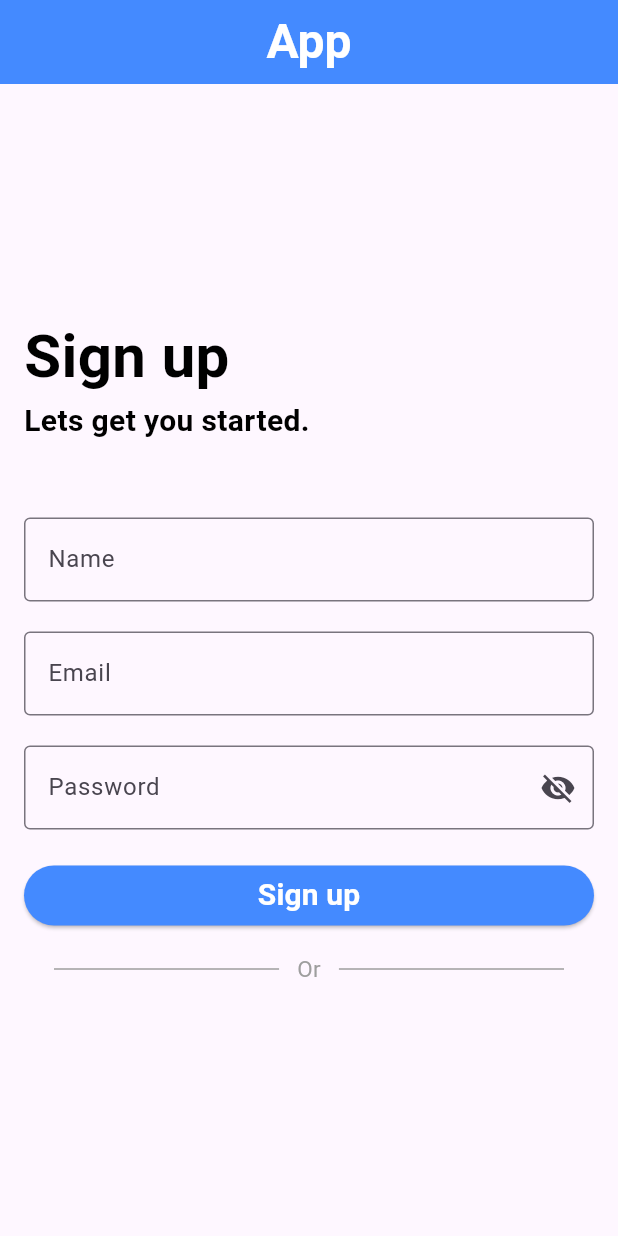
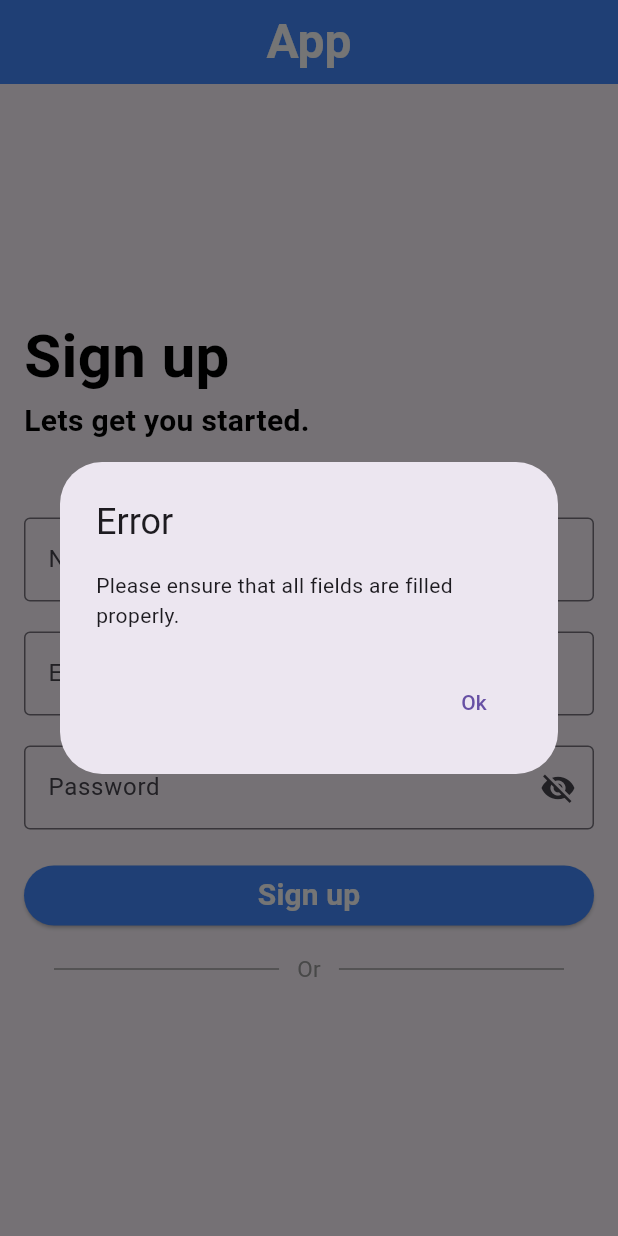
Before and after one commit to SudiMango/flutter-firebase-test, a Flutter app: the screen it shows after launch, after a tap on "Sign up", on a phone screen of 412 x 824 dp. Run offline on Flutter 3.47's test engine with Material 3 defaults, Android fonts, the light colour scheme and no system bars; our stand-ins replace cloud_firestore, firebase_auth, firebase_core; accounts and stored records are empty; generated files the repository leaves out were written again.

Commit message:
home page + modular dialogs for errors + logging out

```diff
--- a/lib/main.dart
+++ b/lib/main.dart
@@ -1,6 +1,8 @@
+import 'package:firebase_auth/firebase_auth.dart';
 import 'package:firebase_core/firebase_core.dart';
 import 'package:firebase_flutter_test/pages/home.dart';
 import 'package:firebase_flutter_test/pages/sign_up.dart';
+import 'package:firebase_flutter_test/services/auth.dart';
 import 'package:flutter/material.dart';
 import 'firebase_options.dart';
 
@@ -10,16 +12,39 @@ void main() async {
   runApp(const MyApp());
 }
 
-class MyApp extends StatelessWidget {
+class MyApp extends StatefulWidget {
   const MyApp({super.key});
 
-  // This widget is the root of your application.
+  @override
+  State<MyApp> createState() => _MyAppState();
+}
+
+class _MyAppState extends State<MyApp> {
+  final AuthService _auth = AuthService();
+
   @override
   Widget build(BuildContext context) {
-    return const MaterialApp(
-      title: 'Flutter Demo',
-      debugShowCheckedModeBanner: false,
-      home: SignUp()
+    return MaterialApp(
+        title: 'Flutter Demo',
+        debugShowCheckedModeBanner: false,
+        home: _auth.authCheck()
     );
   }
 }
+
+
+// class MyApp extends StatelessWidget {
+//   const MyApp({super.key});
+//
+//   final AuthService _auth = AuthService();
+//
+//   // This widget is the root of your application.
+//   @override
+//   Widget build(BuildContext context) {
+//     return const MaterialApp(
+//       title: 'Flutter Demo',
+//       debugShowCheckedModeBanner: false,
+//       home:
+//     );
+//   }
+// }
--- a/lib/pages/sign_up.dart
+++ b/lib/pages/sign_up.dart
@@ -125,7 +125,7 @@ class _SignUpState extends State<SignUp> {
               child: ElevatedButton(
                 onPressed: () async {
                   // Sign up new user
-                  await _auth.signUpWithEmailAndPassword(_name.text, _email.text, _password.text);
+                  await _auth.signUpWithEmailAndPassword(context ,_name.text, _email.text, _password.text);
                 },
                 style: ElevatedButton.styleFrom(backgroundColor: Colors.blueAccent),
                 child: const Text(
--- a/lib/services/auth.dart
+++ b/lib/services/auth.dart
@@ -1,38 +1,46 @@
-import 'dart:math';
-
 import 'package:cloud_firestore/cloud_firestore.dart';
 import 'package:firebase_auth/firebase_auth.dart';
+import 'package:firebase_flutter_test/pages/home.dart';
+import 'package:firebase_flutter_test/pages/sign_up.dart';
 import 'dart:developer' as dev;
+
+import 'package:firebase_flutter_test/services/dialog.dart';
+import 'package:flutter/cupertino.dart';
+import 'package:flutter/material.dart';
 
 class AuthService {
 
   final FirebaseAuth _auth = FirebaseAuth.instance;
   final FirebaseFirestore _db = FirebaseFirestore.instance;
 
+  final DialogHandler _dialog = DialogHandler();
+
   // Sign in anonymously
 
   // Sign up with email and password
-  Future<void> signUpWithEmailAndPassword(String name, String email, String password) async {
+  Future<void> signUpWithEmailAndPassword(BuildContext context, String name, String email, String password) async {
     if (name.length > 0 && email.length > 0 && password.length > 6){
       try{
         final credentials = await _auth.createUserWithEmailAndPassword(email: email, password: password);
-        await _db.collection("usernames").doc(credentials.user?.uid).set({
+        await _db.collection("userdata").doc(credentials.user?.uid).set({
           "name": name
         });
         dev.log("New user created successfully.");
+        await loginWithEmailAndPassword(context, name, email, password);
       }catch(e){
         dev.log("An error occured while trying to register new user: ${e}");
       }
     } else{
-
+      _dialog.showOkDialog(context, "Error", "Please ensure that all fields are filled properly.", (){Navigator.of(context).pop();});
     }
   }
 
   // Log in with email and password
-  Future<void> loginWithEmailAndPassword(String name, String email, String password) async {
+  Future<void> loginWithEmailAndPassword(BuildContext context, String name, String email, String password) async {
     try{
       await _auth.signInWithEmailAndPassword(email: email, password: password);
       dev.log("User logged in successfully.");
+      Navigator.push(context, MaterialPageRoute(builder: (context) => HomePage()));
     }catch(e){
       dev.log("An error occured while trying to log in user: ${e}");
     }
@@ -45,10 +53,35 @@ class AuthService {
   // Sign out
   Future<void> signOut() async {
     try{
+      User? _user = await getCurrUser();
+      dev.log(_user!.uid);
+
       _auth.signOut();
     } catch(e) {
       dev.log("An error occured while trying to sign out user: ${e}");
     }
   }
 
+  Future<User?> getCurrUser() async {
+    return await _auth.currentUser;
+  }
+
+  Widget authCheck() {
+    return StreamBuilder<User?>(
+        stream: _auth.authStateChanges(),
+        builder: (context, snapshot) {
+          if (snapshot.connectionState == ConnectionState.waiting) {
+            print("Waiting for auth data...");
+            return SignUp();
+          } else if (snapshot.hasData) {
+            print("Auth data found!");
+            return HomePage();
+          } else {
+            print("No auth data found!");
+            return SignUp();
+          }
+        }
+    );
+  }
+
 }
--- /dev/null
+++ b/lib/services/dialog.dart
@@ -0,0 +1,54 @@
+import 'package:flutter/material.dart';
+
+class DialogHandler {
+
+  void showOkDialog(BuildContext context, String title, String msg, VoidCallback onPressed) {
+    showDialog(
+        context: context,
+        builder: (BuildContext context) {
+          return AlertDialog(
+            title: Text(title),
+            content: Text(msg),
+            actions: [
+              TextButton(
+                onPressed: onPressed,
+                child: const Text("Ok"),
+              )
+            ],
+          );
+        }
+    );
+  }
+
+  void showYesNoDialog(BuildContext context, String title, String msg, VoidCallback onPressed) {
+    showDialog(
+        context: context,
+        builder: (BuildContext context) {
+          return AlertDialog(
+            title: Text(title),
+            content: Text(msg),
+            actions: [
+              TextButton(
+                onPressed: (){Navigator.of(context).pop();},
+                child: const Text("No"),
+              ),
+              TextButton(
+                onPressed: onPressed,
+                child: const Text("Yes"),
+              ),
+            ],
+          );
+        }
+    );
+  }
+
+  // Redo later on
+  void loadingCircle(BuildContext context) {
+    showDialog(
+        context: context,
+        builder: (BuildContext context) {
+          return Center(child: CircularProgressIndicator(color: Colors.blueAccent,),);
+        }
+    );
+  }
+}
```
Also changed, not shown: lib/pages/home.dart (+100 -0 lines), lib/services/firestore.dart (+26 -0 lines).
